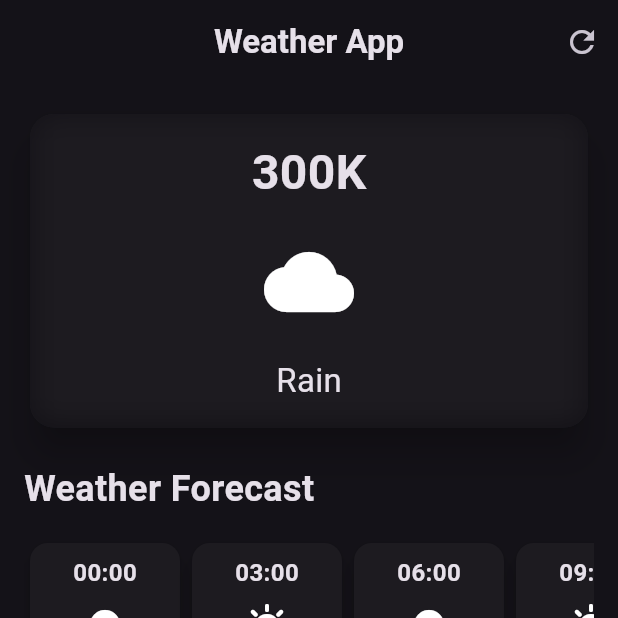
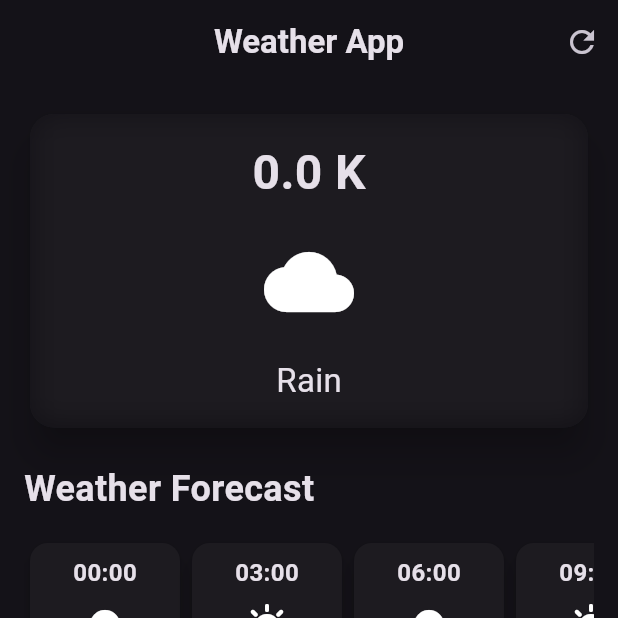
Before and after one commit to Mostafa-Moin26/Flutter-Weather-App, a Flutter app: the screen it shows after launch, on a phone screen of 412 x 824 dp, the top half of it. Run offline on Flutter 3.47's test engine with Material 3 defaults, Android fonts, the phone set to English and light mode, and no system bars; network calls fail.

Commit message:
get first temperature

```diff
--- a/lib/weather_screen.dart
+++ b/lib/weather_screen.dart
@@ -1,3 +1,4 @@
+import 'dart:convert';
 import 'dart:ui';
 import 'package:flutter/material.dart';
 import 'package:weather_app/additional_infoItem.dart';
@@ -5,15 +6,42 @@ import 'package:weather_app/api_key.dart';
 import 'package:weather_app/hourly_forecast_item.dart';
 import 'package:http/http.dart' as http;
 
-class WeatherScreen extends StatelessWidget {
+class WeatherScreen extends StatefulWidget {
   const WeatherScreen({super.key});
 
+  @override
+  State<WeatherScreen> createState() => _WeatherScreenState();
+}
+
+class _WeatherScreenState extends State<WeatherScreen> {
+  double temp = 0.0;
+  void initState() {
+    super.initState();
+    getCurrentWeather();
+  }
+
   Future getCurrentWeather() async {
-    String cityName = 'London';
-    final res = await http.get(
-      Uri.parse(
-          'https://api.openweathermap.org/data/2.5/weather?q=$cityName&APPID=$apiKey'),
-    );
+    try {
+      String cityName = 'London';
+      final response = await http.get(
+        Uri.parse(
+            'https://api.openweathermap.org/data/2.5/weather?q=$cityName&APPID=$apiKey'),
+      );
+
+      if (response.statusCode != 200) {
+        print(
+            'Failed to load weather data. Status code: ${response.statusCode}');
+        throw 'Failed to load weather data';
+      }
+
+      final data = jsonDecode(response.body);
+
+      setState(() {
+        temp = data['main']['temp'];
+      });
+    } catch (e) {
+      print('Error: $e'); // Print the actual error for debugging
+    }
   }
 
   @override
@@ -53,28 +81,28 @@ class WeatherScreen extends StatelessWidget {
                       sigmaX: 10,
                       sigmaY: 10,
                     ),
-                    child: const Padding(
-                      padding: EdgeInsets.all(16.0),
+                    child: Padding(
+                      padding: const EdgeInsets.all(16.0),
                       child: Column(
                         children: [
                           Text(
-                            '300K',
-                            style: TextStyle(
+                            '$temp K',
+                            style: const TextStyle(
                               fontSize: 32,
                               fontWeight: FontWeight.bold,
                             ),
                           ),
-                          SizedBox(
+                          const SizedBox(
                             height: 20,
                           ),
-                          Icon(
+                          const Icon(
                             Icons.cloud,
                             size: 60,
                           ),
-                          SizedBox(
+                          const SizedBox(
                             height: 20,
                           ),
-                          Text(
+                          const Text(
                             'Rain',
                             style: TextStyle(
                               fontSize: 22,
```
